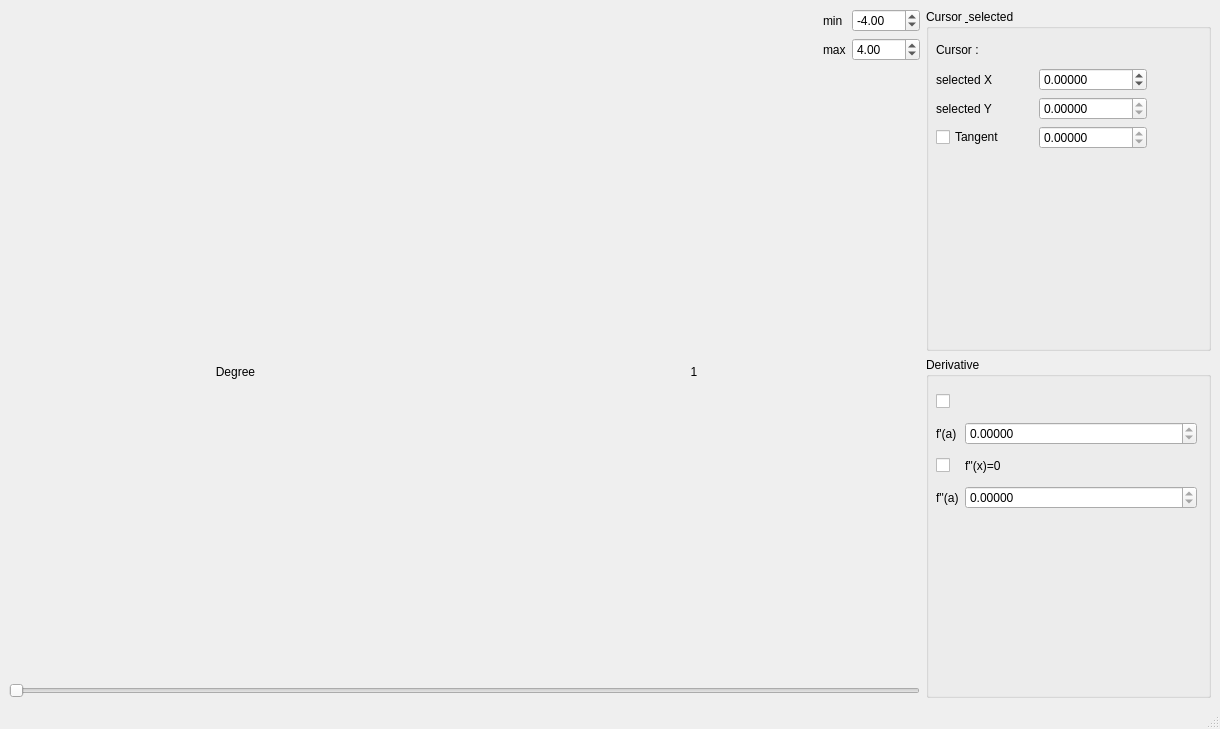
Old version of the form mainwindow.ui in the repository RemNX/Polynomial.
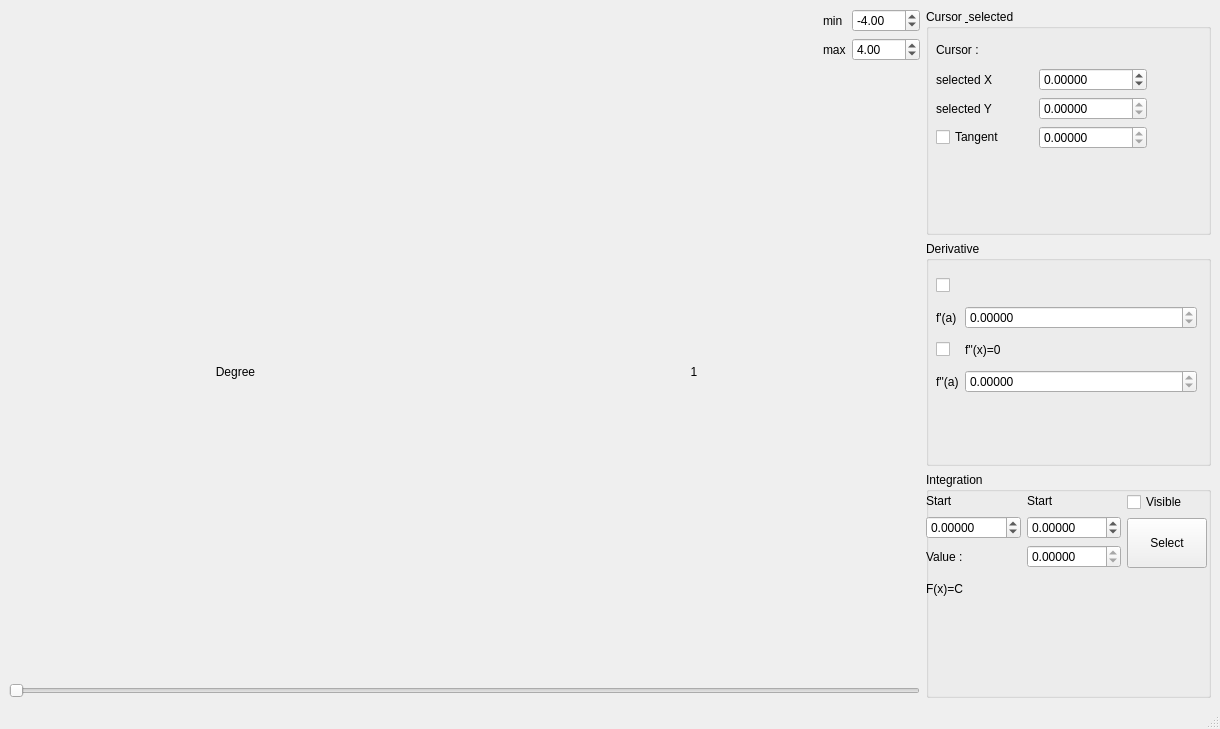
New version of the form.

Commit message: 1.3.0 : integration part1

```diff
--- a/mainwindow.ui
+++ b/mainwindow.ui
@@ -338,6 +338,142 @@
         </widget>
        </widget>
       </item>
+      <item>
+       <widget class="QGroupBox" name="Integration">
+        <property name="title">
+         <string>Integration</string>
+        </property>
+        <widget class="QWidget" name="verticalLayoutWidget">
+         <property name="geometry">
+          <rect>
+           <x>0</x>
+           <y>20</y>
+           <width>281</width>
+           <height>111</height>
+          </rect>
+         </property>
+         <layout class="QVBoxLayout" name="verticalLayout" stretch="2,1">
+          <item>
+           <layout class="QHBoxLayout" name="horizontalLayout_5" stretch="1,0">
+            <item>
+             <layout class="QGridLayout" name="xValueLayout_2" rowstretch="1,0,0,0" columnstretch="1,0">
+              <item row="3" column="0">
+               <widget class="QLabel" name="label_11">
+                <property name="text">
+                 <string>Value :</string>
+                </property>
+               </widget>
+              </item>
+              <item row="2" column="1">
+               <widget class="QDoubleSpinBox" name="end_integration_input">
+                <property name="enabled">
+                 <bool>true</bool>
+                </property>
+                <property name="readOnly">
+                 <bool>false</bool>
+                </property>
+                <property name="decimals">
+                 <number>5</number>
+                </property>
+                <property name="minimum">
+                 <double>-100000000.000000000000000</double>
+                </property>
+                <property name="maximum">
+                 <double>100000000.000000000000000</double>
+                </property>
+               </widget>
+              </item>
+              <item row="3" column="1">
+               <widget class="QDoubleSpinBox" name="integrationvalue_output">
+                <property name="enabled">
+                 <bool>true</bool>
+                </property>
+                <property name="readOnly">
+                 <bool>true</bool>
+                </property>
+                <property name="decimals">
+                 <number>5</number>
+                </property>
+                <property name="minimum">
+                 <double>-100000000.000000000000000</double>
+                </property>
+                <property name="maximum">
+                 <double>100000000.000000000000000</double>
+                </property>
+               </widget>
+              </item>
+              <item row="0" column="1">
+               <widget class="QLabel" name="label_12">
+                <property name="text">
+                 <string>Start</string>
+                </property>
+               </widget>
+              </item>
+              <item row="2" column="0">
+               <widget class="QDoubleSpinBox" name="start_integration_input">
+                <property name="decimals">
+                 <number>5</number>
+                </property>
+                <property name="minimum">
+                 <double>-1000.000000000000000</double>
+                </property>
+                <property name="maximum">
+                 <double>1000.000000000000000</double>
+                </property>
+                <property name="singleStep">
+                 <double>0.100000000000000</double>
+                </property>
+               </widget>
+              </item>
+              <item row="0" column="0">
+               <widget class="QLabel" name="label_10">
+                <property name="text">
+                 <string>Start</string>
+                </property>
+               </widget>
+              </item>
+             </layout>
+            </item>
+            <item>
+             <layout class="QVBoxLayout" name="verticalLayout_3">
+              <item>
+               <widget class="QCheckBox" name="visible_integration">
+                <property name="text">
+                 <string>Visible</string>
+                </property>
+               </widget>
+              </item>
+              <item>
+               <widget class="QPushButton" name="startendbutton">
+                <property name="minimumSize">
+                 <size>
+                  <width>0</width>
+                  <height>50</height>
+                 </size>
+                </property>
+                <property name="text">
+                 <string>Select</string>
+                </property>
+                <property name="checkable">
+                 <bool>true</bool>
+                </property>
+               </widget>
+              </item>
+             </layout>
+            </item>
+           </layout>
+          </item>
+          <item>
+           <widget class="QLabel" name="integration_equation_output">
+            <property name="text">
+             <string>F(x)=C</string>
+            </property>
+           </widget>
+          </item>
+         </layout>
+        </widget>
+       </widget>
+      </item>
      </layout>
     </item>
    </layout>
```
Left out of the diff: 2 changed lines with no effect on the pictures. The commit also changes 5 other files.
